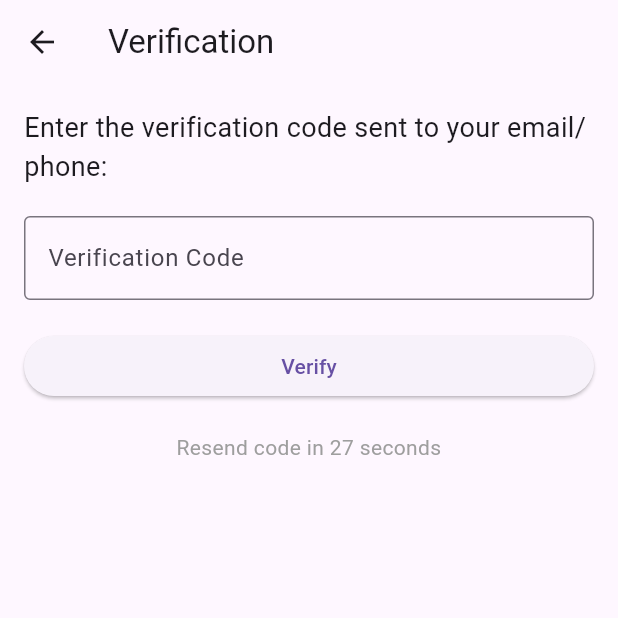
After one commit to Uhiriwe/todo_app, a Flutter app: the VerificationScreen screen opened directly, after a tap on "Verify", on a phone screen of 412 x 824 dp, the top half of it. The commit adds this screen. Run offline on Flutter 3.47's test engine with Material 3 defaults, Android fonts, the phone set to English and light mode, and no system bars; our stand-ins replace cloud_firestore, firebase_auth, firebase_core, flutter_slidable, shared_preferences; accounts and stored records are empty.

Commit message:
New changes

```diff
--- a/lib/main.dart
+++ b/lib/main.dart
@@ -7,6 +7,7 @@ import 'package:todo_app/login_screen.dart';
 import 'package:todo_app/signup_screen.dart';
 import 'package:todo_app/home_screen.dart';
 import 'package:todo_app/onboarding_screen.dart';
+import 'package:todo_app/verification_screen.dart';
 
 void main() async {
   WidgetsFlutterBinding.ensureInitialized();
@@ -70,7 +71,13 @@ class MyApp extends StatelessWidget {
                       return const OnboardingScreen();
                     } else {
                       return const LoginScreen();
+                      if(snapshot.data.emailVerified == true){
+                        return const HomeScreen();
+                      }
                     }
+                    else{
+                      return const VerificationScreen();
+                  }
                   }
                   return const Scaffold(
                     body: Center(
--- /dev/null
+++ b/lib/verification_screen.dart
@@ -0,0 +1,101 @@
+import 'package:flutter/material.dart';
+
+class VerificationScreen extends StatefulWidget {
+  const VerificationScreen({super.key});
+
+  @override
+  State<VerificationScreen> createState() => _VerificationScreenState();
+}
+
+class _VerificationScreenState extends State<VerificationScreen> {
+  TextEditingController _codeController = TextEditingController();
+  bool _isResendEnabled = false;
+  int _remainingTime = 30; // Countdown timer in seconds
+
+  @override
+  void initState() {
+    super.initState();
+    startTimer();
+  }
+
+  void startTimer() {
+    Future.delayed(Duration(seconds: 1), () {
+      if (_remainingTime > 0) {
+        setState(() {
+          _remainingTime--;
+        });
+        startTimer();
+      } else {
+        setState(() {
+          _isResendEnabled = true;
+        });
+      }
+    });
+  }
+
+  @override
+  Widget build(BuildContext context) {
+    return Scaffold(
+      appBar: AppBar(
+        title: Text('Verification'),
+      ),
+      body: Padding(
+        padding: const EdgeInsets.all(16.0),
+        child: Column(
+          crossAxisAlignment: CrossAxisAlignment.stretch,
+          children: [
+            Text(
+              'Enter the verification code sent to your email/phone:',
+              style: TextStyle(fontSize: 18.0),
+            ),
+            SizedBox(height: 20.0),
+            TextField(
+              controller: _codeController,
+              keyboardType: TextInputType.number,
+              decoration: InputDecoration(
+                border: OutlineInputBorder(),
+                labelText: 'Verification Code',
+              ),
+            ),
+            SizedBox(height: 20.0),
+            ElevatedButton(
+              onPressed: () {
+
+                print('Verification code submitted: ${_codeController.text}');
+              },
+              child: Text('Verify'),
+            ),
+            SizedBox(height: 20.0),
+            Text(
+              _isResendEnabled
+                  ? 'Didn\'t receive the code?'
+                  : 'Resend code in $_remainingTime seconds',
+              style: TextStyle(color: Colors.grey),
+              textAlign: TextAlign.center,
+            ),
+            SizedBox(height: 10.0),
+            if (_isResendEnabled)
+              TextButton(
+                onPressed: () {
+                  setState(() {
+                    _remainingTime = 30;
+                    _isResendEnabled = false;
+                  });
+                  startTimer();
+                  // Handle resend code logic here
+                  print('Resend code');
+                },
+                child: Text('Resend Code'),
+              ),
+          ],
+        ),
+      ),
+    );
+  }
+
+  @override
+  void dispose() {
+    _codeController.dispose();
+    super.dispose();
+  }
+}
```
